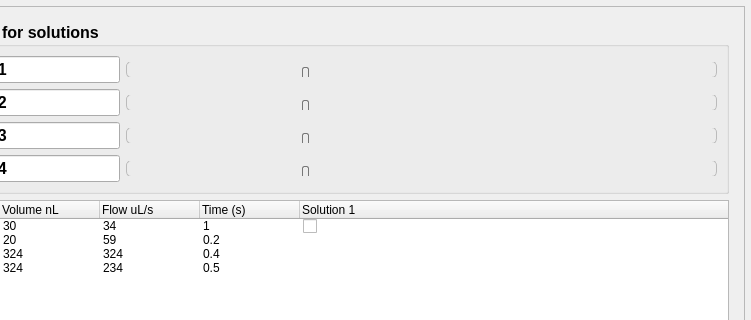
Above: apps/Lab-on-a-tip/Lab-on-a-tip_tools.ui from bellonemauro/Labonatip2.0 before the change; both pictures show x 273 to 1024 and y 0 to 320 of the 1024 by 769 pixel window. Below: the same form after it.
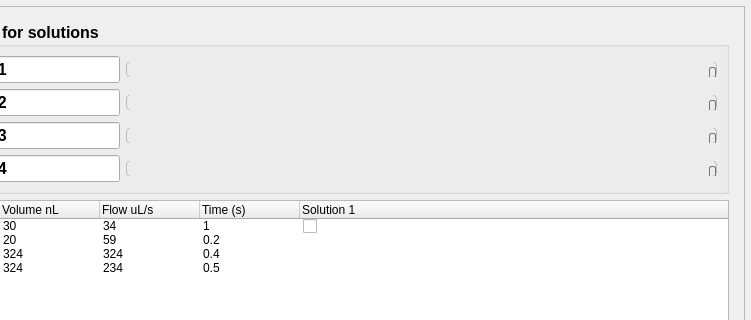
That is the form after the change. Icons and pictures are not drawn.

```diff
--- a/apps/Lab-on-a-tip/Lab-on-a-tip_tools.ui
+++ b/apps/Lab-on-a-tip/Lab-on-a-tip_tools.ui
@@ -1281,7 +1281,7 @@
                    <number>1</number>
                   </property>
                   <property name="value">
-                   <number>30000</number>
+                   <number>5164400</number>
                   </property>
                   <property name="orientation">
                    <enum>Qt::Horizontal</enum>
@@ -1352,7 +1352,7 @@
                    <number>1</number>
                   </property>
                   <property name="value">
-                   <number>30000</number>
+                   <number>3522620</number>
                   </property>
                   <property name="orientation">
                    <enum>Qt::Horizontal</enum>
@@ -1423,7 +1423,7 @@
                    <number>1</number>
                   </property>
                   <property name="value">
-                   <number>30000</number>
+                   <number>1432930</number>
                   </property>
                   <property name="orientation">
                    <enum>Qt::Horizontal</enum>
@@ -1677,7 +1677,7 @@
                    <number>1</number>
                   </property>
                   <property name="value">
-                   <number>30000</number>
+                   <number>12926220</number>
                   </property>
                   <property name="orientation">
                    <enum>Qt::Horizontal</enum>
```
Left out of the diff: 3 changed lines with no effect on the pictures.
